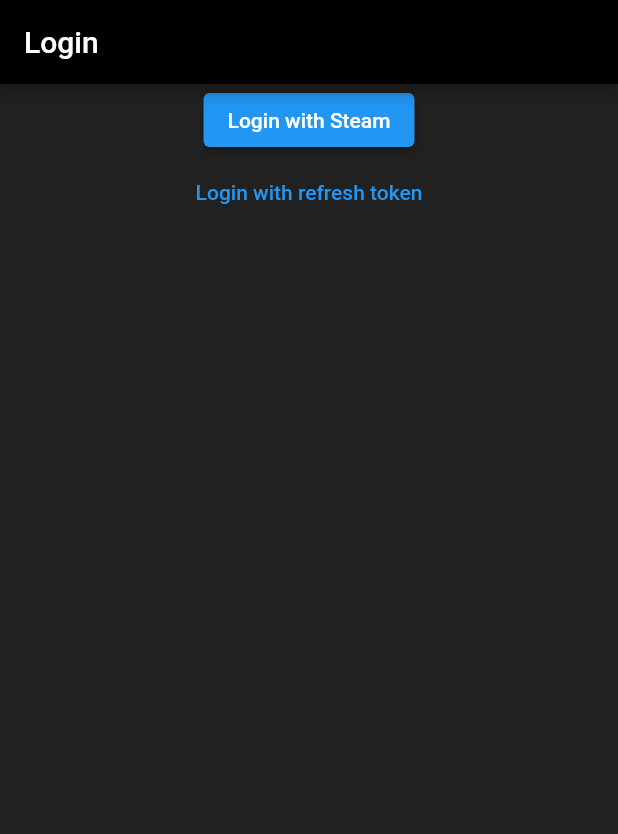
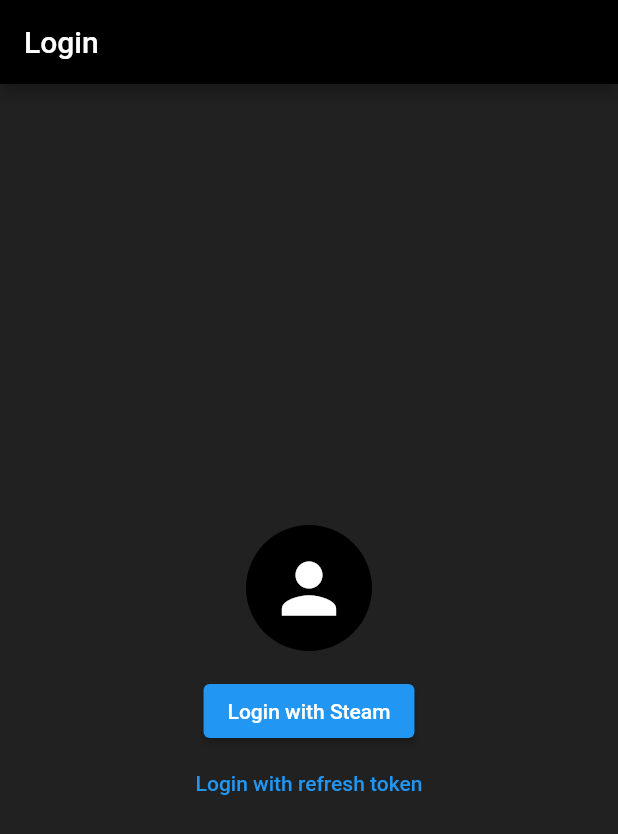
Before and after one commit to joscha0/momentum-app, a Flutter app: the screen it shows after launch, on a phone screen of 412 x 824 dp. Shown: the top 834 px of the screen. Run offline on Flutter 3.47's test engine with Material 2 defaults, Android fonts, the phone set to English and light mode, and no system bars; our stand-ins replace flutter_riverpod, infinite_scroll_pagination, shared_preferences; missing offline and left inert: flutter_webview_plugin, jwt_decode.

Commit message:
improve login page style

```diff
--- a/lib/pages/login.dart
+++ b/lib/pages/login.dart
@@ -14,7 +14,18 @@
       ),
       body: Center(
         child: Column(
+          mainAxisAlignment: MainAxisAlignment.center,
+          mainAxisSize: MainAxisSize.max,
           children: <Widget>[
+            const Padding(
+              padding: EdgeInsets.all(16.0),
+              child: CircleAvatar(
+                  radius: 42,
+                  child: Icon(
+                    Icons.person,
+                    size: 54,
+                  )),
+            ),
             ElevatedButton(
               child: const Text('Login with Steam'),
               onPressed: () {
```
